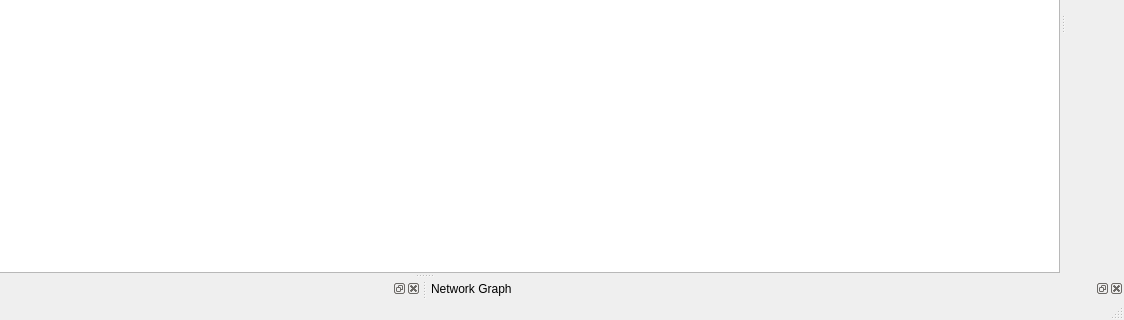
christophe-calmejane/Hive, file src/mainWindow.ui: the form before one commit; both pictures show x 276 to 1400 and y 480 to 800 of the 1400 by 800 pixel window.
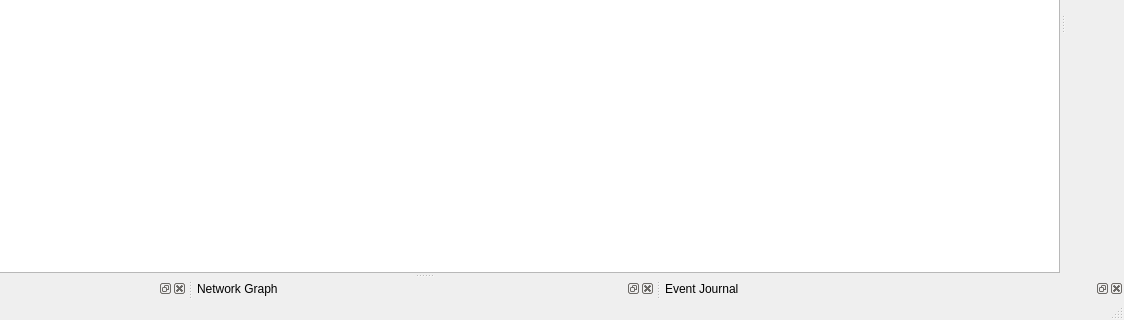
The form after the commit. Custom widgets are drawn as their Qt base class.

Commit message:
Add Event Journal recording network events for after-show analysis
- EventJournal module (modelsLibrary) listening to ControllerManager signals
- Event Journal dockable window following the live session

Patch:
```diff
--- a/src/mainWindow.ui
+++ b/src/mainWindow.ui
@@ -125,6 +125,15 @@
    </attribute>
    <widget class="NetworkGraphView" name="networkGraphView"/>
   </widget>
+  <widget class="QDockWidget" name="eventJournalDockWidget">
+   <property name="windowTitle">
+    <string>Event Journal</string>
+   </property>
+   <attribute name="dockWidgetArea">
+    <number>8</number>
+   </attribute>
+   <widget class="EventJournalView" name="eventJournalView"/>
+  </widget>
   <widget class="QDockWidget" name="entityInspectorDockWidget">
    <property name="windowTitle">
     <string>Entity Model Inspector</string>
@@ -260,6 +269,12 @@
    <extends>QTableView</extends>
    <header>connectionMatrix/view.hpp</header>
   </customwidget>
+  <customwidget>
+   <class>EventJournalView</class>
+   <extends>QWidget</extends>
+   <header>eventJournal/eventJournalView.hpp</header>
+   <container>1</container>
+  </customwidget>
   <customwidget>
    <class>LoggerView</class>
    <extends>QWidget</extends>
```
Left out of the diff: 12 changed lines with no effect on the pictures. The commit also changes 15 other files.
